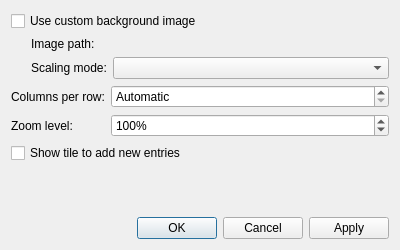
The window that src/modules/windows/web/StartPagePreferencesDialog.ui (OtterBrowser/otter-browser) describes before a commit, drawn with Qt 5.
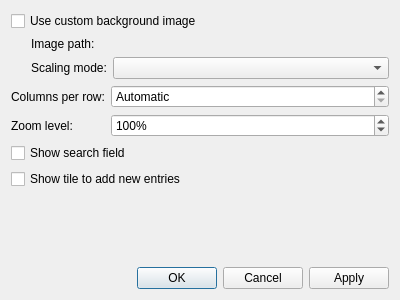
The same window after the commit. Custom widgets are drawn as their Qt base class.

Commit message: Add option to remove search field from Start Page, fixes #837

What changed in the file:
```diff
--- a/src/modules/windows/web/StartPagePreferencesDialog.ui
+++ b/src/modules/windows/web/StartPagePreferencesDialog.ui
@@ -7,7 +7,7 @@
     <x>0</x>
     <y>0</y>
     <width>400</width>
-    <height>250</height>
+    <height>300</height>
    </rect>
   </property>
   <property name="windowTitle">
@@ -135,6 +135,13 @@
      </item>
     </layout>
    </item>
+   <item>
+    <widget class="QCheckBox" name="showSearchFieldCheckBox">
+     <property name="text">
+      <string>Show search field</string>
+     </property>
+    </widget>
+   </item>
    <item>
     <widget class="QCheckBox" name="showAddTileCheckBox">
      <property name="text">
```
The commit also changes 4 other files.
